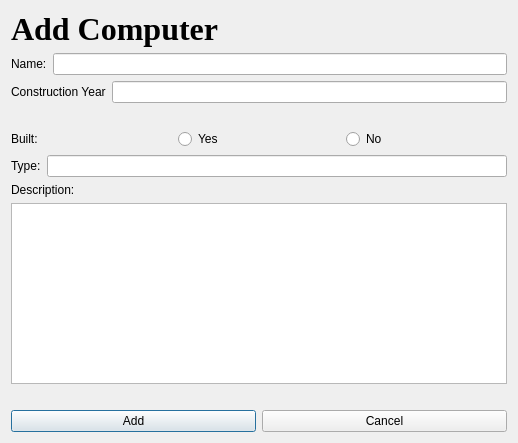
This is add_computers.ui in HKH515/VLN56 as Qt 5 draws it before an edit. The edited form follows.
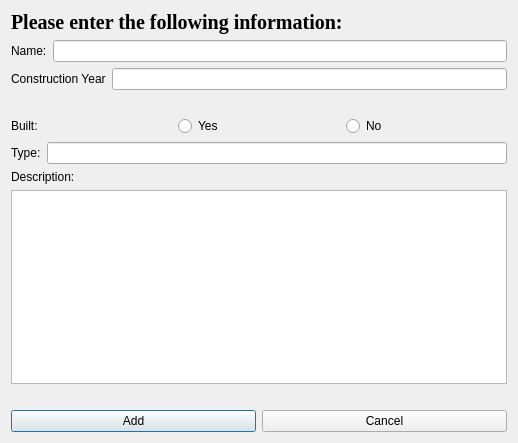
This is the edited form.

```diff
--- a/add_computers.ui
+++ b/add_computers.ui
@@ -19,13 +19,13 @@
      <property name="font">
       <font>
        <family>Georgia</family>
-       <pointsize>24</pointsize>
+       <pointsize>15</pointsize>
        <weight>75</weight>
        <bold>true</bold>
       </font>
      </property>
      <property name="text">
-      <string>Add Computer</string>
+      <string>Please enter the following information:</string>
      </property>
     </widget>
    </item>
```
